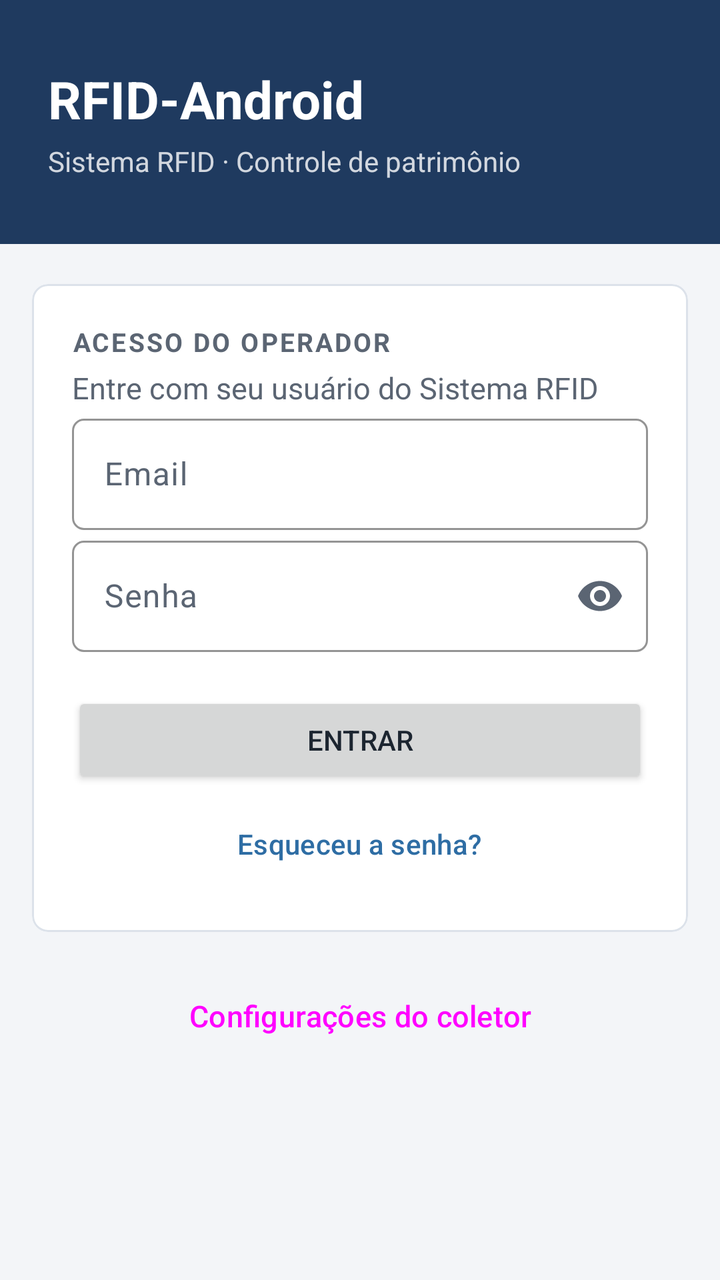
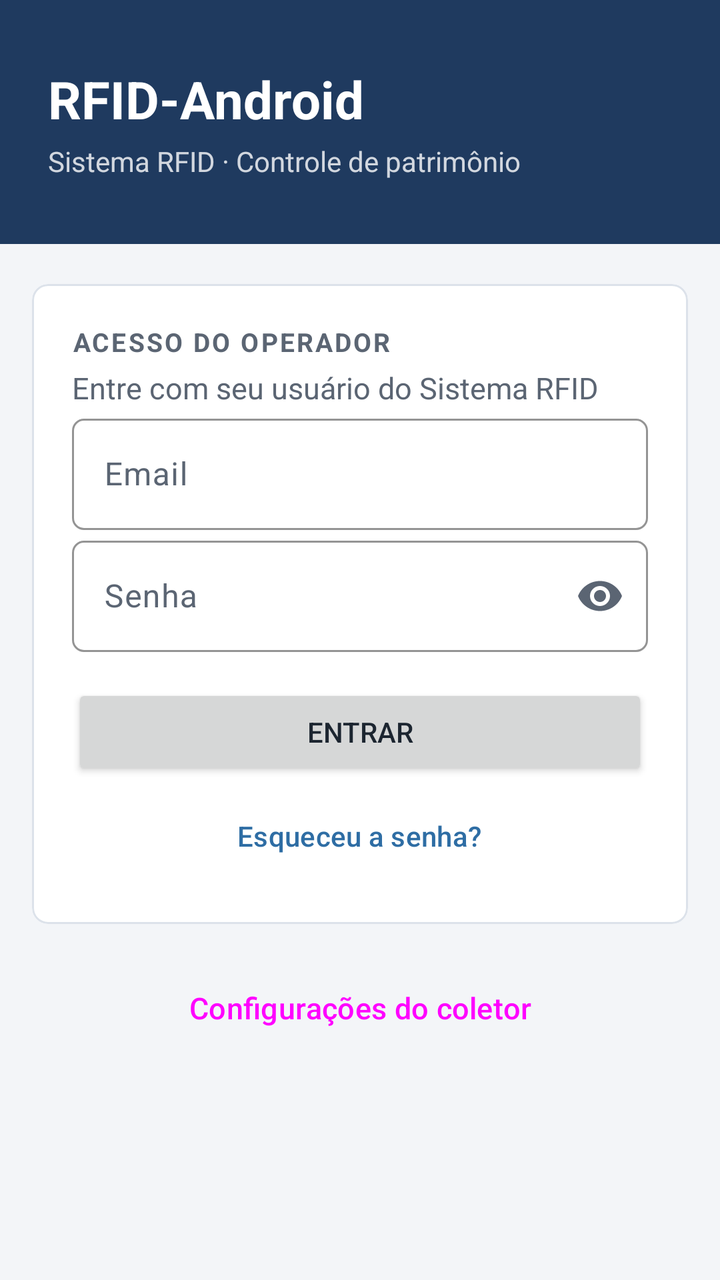

Two renders of the same Android screen: before a commit and after it. Below are the layout's source before the change and the commit's diff.
<!-- AndroidManifest.xml: application theme Theme.RFIDAndroid -->
<!-- res/layout/activity_login.xml -->
<ScrollView xmlns:android="http://schemas.android.com/apk/res/android"
    xmlns:app="http://schemas.android.com/apk/res-auto"
    android:fillViewport="true"
    android:layout_width="match_parent"
    android:layout_height="match_parent">

    <LinearLayout
        android:orientation="vertical"
        android:layout_width="match_parent"
        android:layout_height="wrap_content">

        
        <LinearLayout
            android:orientation="vertical"
            android:background="@color/marinho"
            android:paddingStart="24dp"
            android:paddingEnd="24dp"
            android:paddingTop="32dp"
            android:paddingBottom="32dp"
            android:layout_width="match_parent"
            android:layout_height="wrap_content">

            <TextView
                android:text="@string/app_name"
                android:textColor="@color/white"
                android:textSize="26sp"
                android:textStyle="bold"
                android:layout_width="wrap_content"
                android:layout_height="wrap_content"/>

            <TextView
                android:text="@string/login_subtitulo"
                android:textColor="#CCFFFFFF"
                android:textSize="14sp"
                android:layout_marginTop="4dp"
                android:layout_width="wrap_content"
                android:layout_height="wrap_content"/>
        </LinearLayout>

        <com.google.android.material.card.MaterialCardView
            android:layout_marginStart="16dp"
            android:layout_marginEnd="16dp"
            android:layout_marginTop="20dp"
            android:layout_width="match_parent"
            android:layout_height="wrap_content">

            <LinearLayout
                android:orientation="vertical"
                android:padding="20dp"
                android:layout_width="match_parent"
                android:layout_height="wrap_content">

                <TextView
                    android:text="@string/login_acesso_operador"
                    android:textAppearance="@style/Texto.RFID.Secao"
                    android:layout_width="wrap_content"
                    android:layout_height="wrap_content"/>

                <TextView
                    android:text="@string/login_instrucao"
                    android:textAppearance="@style/Texto.RFID.Secundario"
                    android:layout_marginTop="4dp"
                    android:layout_width="wrap_content"
                    android:layout_height="wrap_content"/>

                <com.google.android.material.textfield.TextInputLayout
                    android:hint="@string/comum_email"
                    android:layout_width="match_parent"
                    android:layout_height="wrap_content">

                    <com.google.android.material.textfield.TextInputEditText
                        android:id="@+id/edtEmail"
                        android:inputType="textEmailAddress"
                        android:autofillHints="emailAddress"
                        android:layout_width="match_parent"
                        android:layout_height="wrap_content"/>
                </com.google.android.material.textfield.TextInputLayout>

                <com.google.android.material.textfield.TextInputLayout
                    android:hint="@string/comum_senha"
                    app:endIconMode="password_toggle"
                    android:layout_width="match_parent"
                    android:layout_height="wrap_content">

                    <com.google.android.material.textfield.TextInputEditText
                        android:id="@+id/edtSenha"
                        android:inputType="textPassword"
                        android:autofillHints="password"
                        android:imeOptions="actionDone"
                        android:layout_width="match_parent"
                        android:layout_height="wrap_content"/>
                </com.google.android.material.textfield.TextInputLayout>

                <Button
                    android:id="@+id/btnEntrar"
                    android:text="@string/login_entrar"
                    android:layout_marginTop="20dp"
                    android:layout_width="match_parent"
                    android:layout_height="wrap_content"/>

                <TextView
                    android:id="@+id/txtStatus"
                    android:visibility="gone"
                    android:textColor="@color/erro"
                    android:layout_marginTop="12dp"
                    android:layout_width="match_parent"
                    android:layout_height="wrap_content"/>

                
                <Button
                    android:id="@+id/btnEsqueciSenha"
                    style="@style/Widget.RFID.Botao.Texto"
                    android:text="@string/login_esqueceu_senha"
                    android:layout_gravity="center_horizontal"
                    android:layout_marginTop="4dp"
                    android:layout_width="wrap_content"
                    android:layout_height="wrap_content"/>
            </LinearLayout>
        </com.google.android.material.card.MaterialCardView>

        
        <Button
            android:id="@+id/btnConfiguracoes"
            style="@style/Widget.RFID.Botao.Contorno"
            android:text="@string/login_configuracoes_coletor"
            android:layout_marginStart="16dp"
            android:layout_marginEnd="16dp"
            android:layout_marginTop="16dp"
            android:layout_width="match_parent"
            android:layout_height="wrap_content"/>

        
        <TextView
            android:id="@+id/txtVersao"
            android:textSize="12sp"
            android:textColor="@color/texto_terciario"
            android:layout_gravity="center_horizontal"
            android:layout_marginTop="16dp"
            android:layout_marginBottom="16dp"
            android:layout_width="wrap_content"
            android:layout_height="wrap_content"/>
    </LinearLayout>
</ScrollView>
<!-- resources referenced by this layout -->
<resources>
  <color name="erro">#FFC62828</color>
  <color name="marinho">#FF1F3A5F</color>
  <color name="texto_terciario">#FF8A93A0</color>
  <color name="white">#FFFFFFFF</color>
  <string name="app_name">RFID-Android</string>
  <string name="comum_email">Email</string>
  <string name="comum_senha">Senha</string>
  <string name="login_acesso_operador">Acesso do operador</string>
  <string name="login_configuracoes_coletor">Configurações do coletor</string>
  <string name="login_entrar">Entrar</string>
  <string name="login_esqueceu_senha">Esqueceu a senha?</string>
  <string name="login_instrucao">Entre com seu usuário do Sistema RFID</string>
  <string name="login_subtitulo">Sistema RFID · Controle de patrimônio</string>
  <style name="Texto.RFID.Secao" parent="">
          <item name="android:textSize">13sp</item>
          <item name="android:textStyle">bold</item>
          <item name="android:textAllCaps">true</item>
          <item name="android:letterSpacing">0.08</item>
          <item name="android:textColor">@color/texto_secundario</item>
      </style>
  <style name="Texto.RFID.Secundario" parent="">
          <item name="android:textSize">15sp</item>
          <item name="android:textColor">@color/texto_secundario</item>
      </style>
  <style name="Widget.RFID.Botao.Contorno" parent="Widget.Material3.Button.OutlinedButton">
          <item name="shapeAppearance">@style/Forma.RFID.Pequena</item>
          <item name="android:minHeight">52dp</item>
          <item name="android:textSize">15sp</item>
          <item name="strokeColor">@color/marinho</item>
      </style>
  <style name="Widget.RFID.Botao.Texto" parent="Widget.Material3.Button.TextButton">
          <item name="android:textColor">@color/azul</item>
      </style>
  <color name="texto_secundario">#FF5B6573</color>
  <style name="Forma.RFID.Pequena" parent="">
          <item name="cornerFamily">rounded</item>
          <item name="cornerSize">6dp</item>
      </style>
  <color name="azul">#FF2E6DA4</color>
  <color name="azul_claro">#FFE3ECF6</color>
  <color name="marinho_escuro">#FF152A45</color>
  <color name="borda">#FFDCE2EA</color>
  <color name="superficie">#FFFFFFFF</color>
  <color name="texto">#FF1C2530</color>
  <color name="fundo">#FFF3F5F8</color>
  <style name="Widget.RFID.Botao" parent="Widget.Material3.Button">
          <item name="shapeAppearance">@style/Forma.RFID.Pequena</item>
          <item name="android:minHeight">52dp</item>
          <item name="android:textSize">15sp</item>
          <item name="android:letterSpacing">0.02</item>
      </style>
  <style name="Widget.RFID.Campo" parent="Widget.Material3.TextInputLayout.OutlinedBox">
          <item name="shapeAppearance">@style/Forma.RFID.Pequena</item>
          <item name="boxStrokeColor">@color/marinho</item>
          <item name="hintTextColor">@color/marinho</item>
          <item name="android:layout_marginTop">12dp</item>
      </style>
  <style name="Widget.RFID.Cartao" parent="Widget.Material3.CardView.Outlined">
          <item name="cardBackgroundColor">@color/superficie</item>
          <item name="strokeColor">@color/borda</item>
          <item name="cardCornerRadius">8dp</item>
          <item name="cardElevation">0dp</item>
      </style>
  <style name="Widget.RFID.Abas" parent="Widget.Material3.TabLayout">
          <item name="android:background">@color/superficie</item>
          <item name="tabIndicatorColor">@color/marinho</item>
          <item name="tabSelectedTextColor">@color/marinho</item>
          <item name="tabTextColor">@color/texto_secundario</item>
          <item name="tabIndicatorFullWidth">true</item>
          <item name="tabGravity">fill</item>
          <item name="tabMode">fixed</item>
      </style>
  <!-- unchanged entries left out for length: 1 -->
</resources>

<!-- the commit's change to res/layout/activity_login.xml (unified diff, before → after) -->
@@ -91,18 +91,19 @@
                         android:layout_height="wrap_content"/>
                 </com.google.android.material.textfield.TextInputLayout>
 
-                <Button
-                    android:id="@+id/btnEntrar"
-                    android:text="@string/login_entrar"
-                    android:layout_marginTop="20dp"
-                    android:layout_width="match_parent"
-                    android:layout_height="wrap_content"/>
-
+                
                 <TextView
                     android:id="@+id/txtStatus"
                     android:visibility="gone"
                     android:textColor="@color/erro"
                     android:layout_marginTop="12dp"
+                    android:layout_width="match_parent"
+                    android:layout_height="wrap_content"/>
+
+                <Button
+                    android:id="@+id/btnEntrar"
+                    android:text="@string/login_entrar"
+                    android:layout_marginTop="16dp"
                     android:layout_width="match_parent"
                     android:layout_height="wrap_content"/>
 
